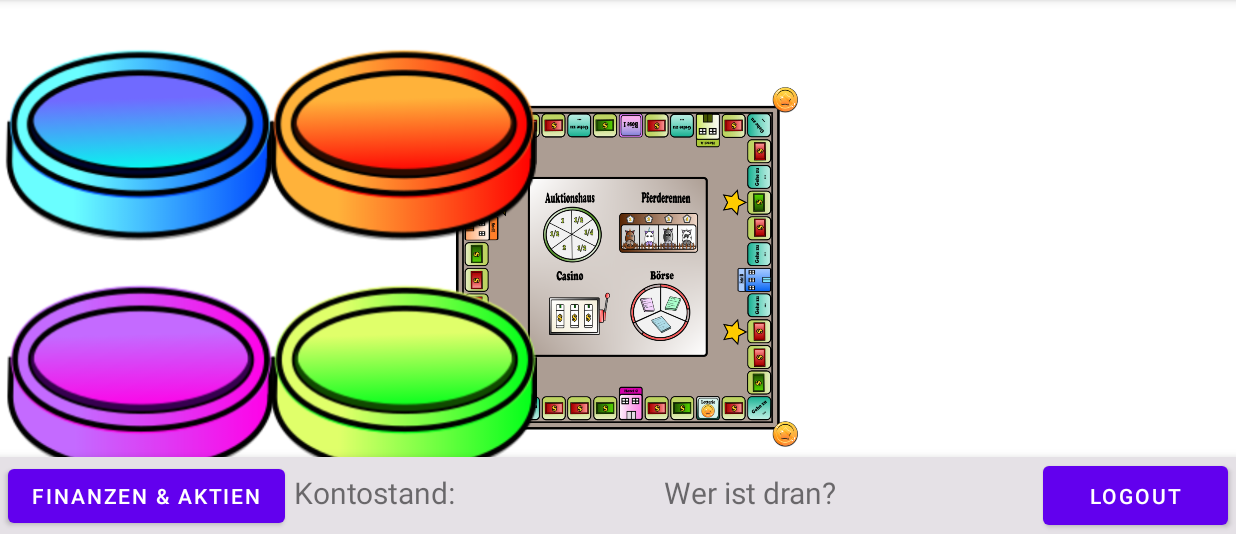
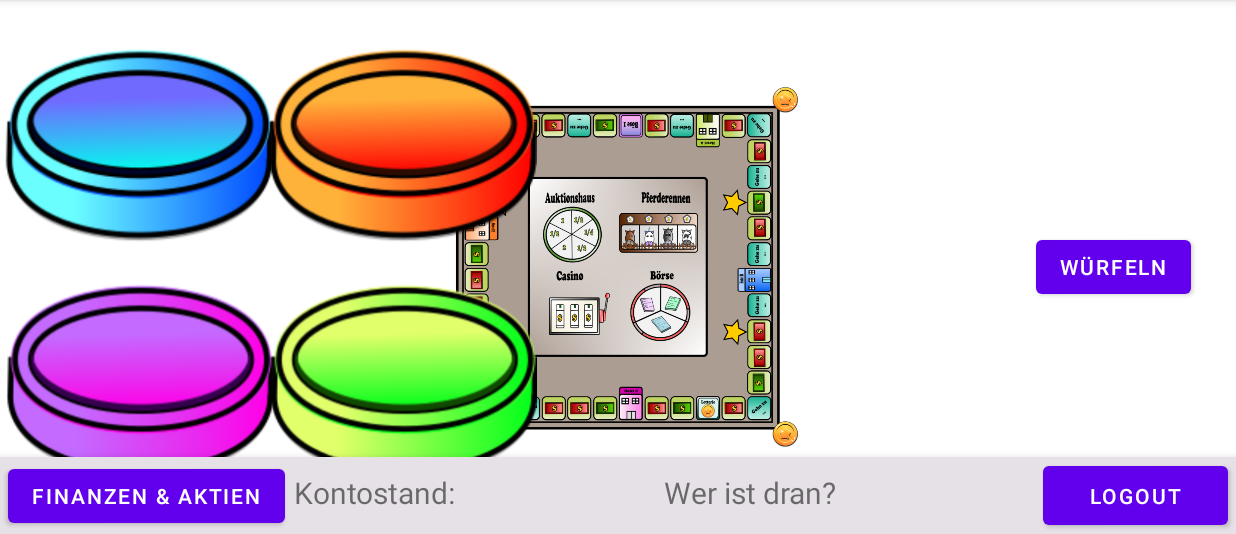
Before and after one commit to se-ii-mankomania/mankomania-app, an Android app: the Board screen opened directly, with no data from a screen before it, on a phone screen of 824 x 412 dp (held sideways), the part 84-618 px from its top. Run offline under Robolectric (Android 15) with nearby library versions, the phone set to English and light mode, and no system bars.

Commit message:
RollDice-Button am Board eingefügt.
Bei der Betätigung des "Würfeln"-Buttons gelangt man nun ins EventRollDice. Ist gleich wie das Event selbst eine vorläufige Implementierung.

```diff
--- a/app/src/main/java/com/example/mankomania/screens/Board.java
+++ b/app/src/main/java/com/example/mankomania/screens/Board.java
@@ -1,9 +1,11 @@
 package com.example.mankomania.screens;
 
 
+import android.content.Intent;
 import android.os.Bundle;
 import android.view.MotionEvent;
 import android.view.View;
+import android.widget.Button;
 import android.widget.ImageView;
 
 import androidx.activity.EdgeToEdge;
@@ -32,8 +34,6 @@ public class Board extends AppCompatActivity {
         setContentView(R.layout.activity_board);
 
 
-
-
         ZoomLayout zoomLayout = findViewById(R.id.zoom_linear_layout);
         zoomLayout.setOnTouchListener((View v, MotionEvent event) -> {
             zoomLayout.init(Board.this);
@@ -47,6 +47,12 @@ public class Board extends AppCompatActivity {
         });
 
         ToolbarFunctionalities.setUpToolbar(this);
+
+        Button rollDice=findViewById(R.id.Board_ButtonDice);
+        rollDice.setOnClickListener(v -> {
+           Intent toEventRollDice=new Intent(Board.this,EventRollDice.class);
+           startActivity(toEventRollDice);
+        });
     }
 
     @Override
--- a/app/src/main/res/layout/activity_board.xml
+++ b/app/src/main/res/layout/activity_board.xml
@@ -18,8 +18,6 @@
             <FrameLayout
                 android:layout_width="match_parent"
                 android:layout_height="match_parent">
-
-
 
                 <ImageView
                     android:id="@+id/gameboard"
@@ -56,13 +54,23 @@
                     android:src="@drawable/spielfigurrot">
                 </ImageView>
 
-
-
-
             </FrameLayout>
         </com.example.mankomania.screens.ZoomLayout>
 
         <include layout="@layout/toolbar_layout" />
+
+        <Button
+            android:id="@+id/Board_ButtonDice"
+            android:layout_width="wrap_content"
+            android:layout_height="wrap_content"
+            android:layout_alignParentEnd="true"
+            android:layout_centerVertical="true"
+            android:layout_marginEnd="30dp"
+            android:text="@string/RollDice"
+            app:layout_constraintBottom_toTopOf="@id/zoom_linear_layout"
+            tools:ignore="RelativeOverlap" />
+        <!--Überlappen wird vorübergehend ignoriert, da der Button später wegkommt-->
+
 
         <TextView
             android:id="@+id/Board_Messages"
--- a/app/src/main/res/values/strings.xml
+++ b/app/src/main/res/values/strings.xml
@@ -92,4 +92,5 @@
     <string name="createNewLobby_passwordEditText_hint">Passwort</string>
     <string name="createNewLobby_maxSpielerTextView_text">Max. Spieler:</string>
     <string name="createNewLobby_createLobbyButton_text">Lobby erstellen</string>
+    <string name="RollDice">Würfeln</string>
 </resources>
```
